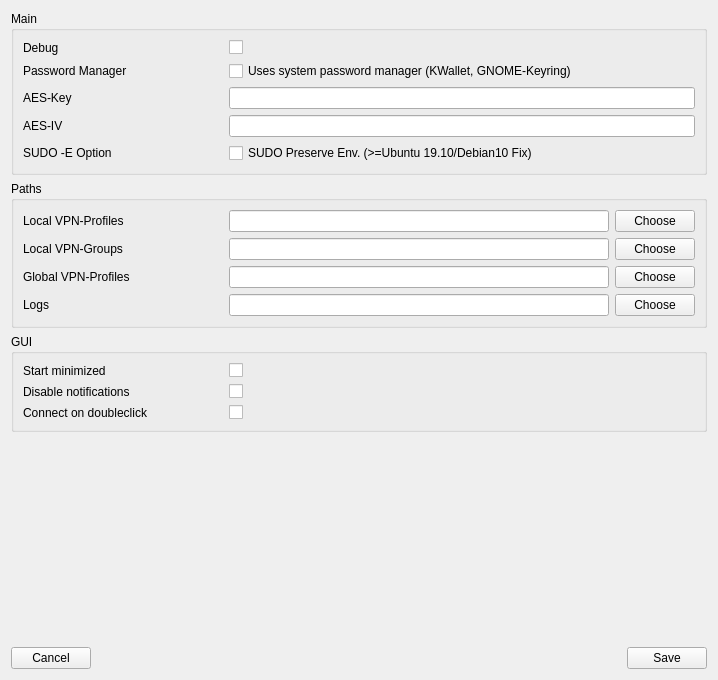
First picture: the form in openfortigui/vpnsetting.ui, repository theinvisible/openfortigui, before the edit.
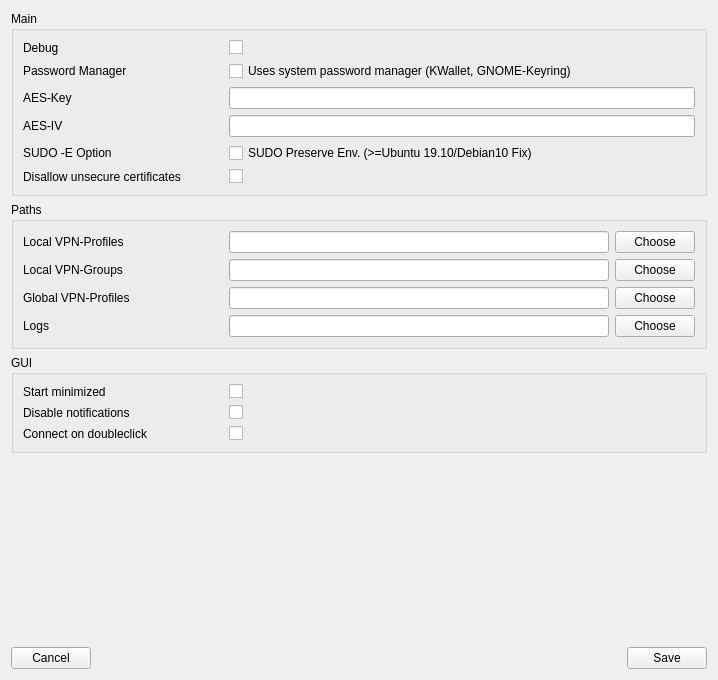
Second picture: the form after the edit.

Commit message: Add config option to disallow usage of any cert not backed by a non-custom CA

Diff of the .ui file:
```diff
--- a/openfortigui/vpnsetting.ui
+++ b/openfortigui/vpnsetting.ui
@@ -114,6 +114,20 @@
           </property>
          </widget>
         </item>
+        <item row="5" column="0">
+         <widget class="QLabel" name="label_13">
+          <property name="text">
+           <string>Disallow unsecure certificates</string>
+          </property>
+         </widget>
+        </item>
+        <item row="5" column="1">
+         <widget class="QCheckBox" name="cbDisallowUnsecureCertificates">
+          <property name="text">
+           <string/>
+          </property>
+         </widget>
+        </item>
        </layout>
       </item>
      </layout>
```
The commit also changes 3 other files.
